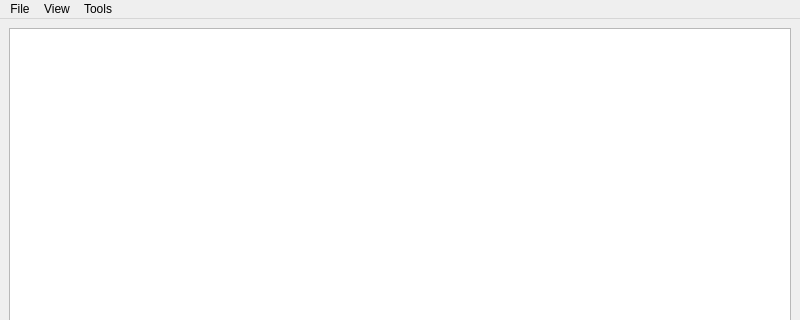
The window that s57_draw/S57_DrawWindow.ui (mistificator/s57_draw) describes before a commit, drawn with Qt 5; both pictures show x 0 to 800 and y 0 to 320 of the 800 by 600 pixel window.
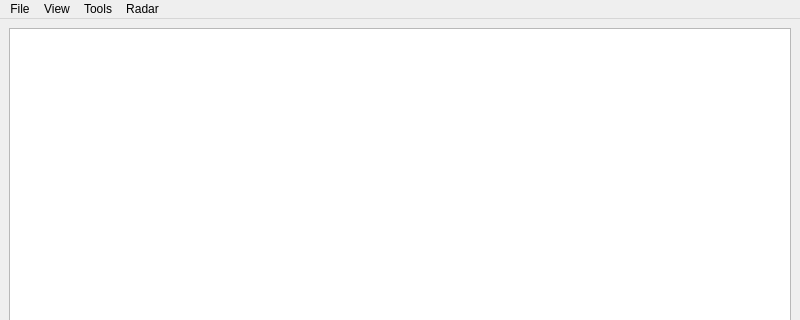
The same window after the commit.

Commit message: Radar flags

```diff
--- a/s57_draw/S57_DrawWindow.ui
+++ b/s57_draw/S57_DrawWindow.ui
@@ -51,7 +51,7 @@
      <x>0</x>
      <y>0</y>
      <width>800</width>
-     <height>21</height>
+     <height>28</height>
     </rect>
    </property>
    <widget class="QMenu" name="menuFile">
@@ -113,9 +113,22 @@
     </property>
     <addaction name="actionExport_symbols"/>
    </widget>
+   <widget class="QMenu" name="menuRadar">
+    <property name="title">
+     <string>Radar</string>
+    </property>
+    <addaction name="actionRadar"/>
+    <addaction name="separator"/>
+    <addaction name="actionRadarCircle"/>
+    <addaction name="actionRadarSector"/>
+    <addaction name="actionRadarCoasts"/>
+    <addaction name="actionRadarRaycastCoasts"/>
+    <addaction name="actionRadarForeground"/>
+   </widget>
    <addaction name="menuFile"/>
    <addaction name="menuView"/>
    <addaction name="menuTools"/>
+   <addaction name="menuRadar"/>
   </widget>
   <widget class="QStatusBar" name="statusbar"/>
   <action name="actionOpen">
```
Left out of the diff: 56 changed lines with no effect on the pictures. The commit also changes 2 other files.
